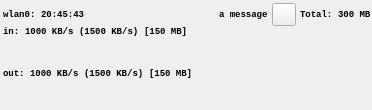
Old version of the form src/mainwindow.ui in the repository cpina/qnetload.
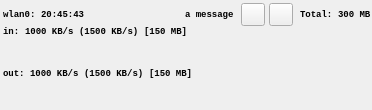
New version of the form. Custom widgets are drawn as their Qt base class.

Commit message:
Adds UI for the Pause button
Pause button is not active yet

The edit to the form file:
```diff
--- a/src/mainwindow.ui
+++ b/src/mainwindow.ui
@@ -134,6 +134,20 @@
       <item>
        <widget class="QLabel" name="spacer">
         <property name="text">
+         <string/>
+        </property>
+       </widget>
+      </item>
+      <item>
+       <widget class="QToolButton" name="pause_button">
+        <property name="text">
+         <string/>
+        </property>
+       </widget>
+      </item>
+      <item>
+       <widget class="QLabel" name="spacer3">
+        <property name="text">
          <string> </string>
         </property>
        </widget>
@@ -154,7 +168,7 @@
       <item>
        <widget class="QLabel" name="spacer2">
         <property name="text">
-         <string> </string>
+         <string/>
         </property>
        </widget>
       </item>
```
The commit also changes 4 other files.
